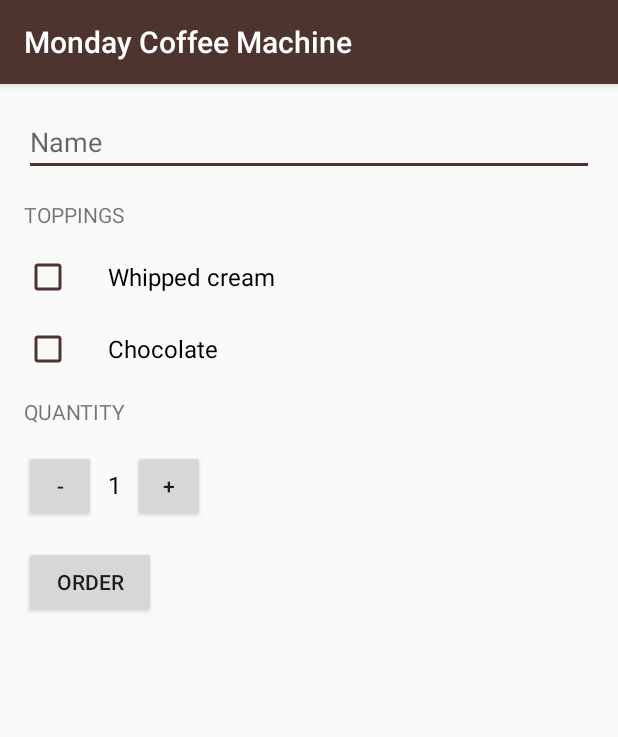
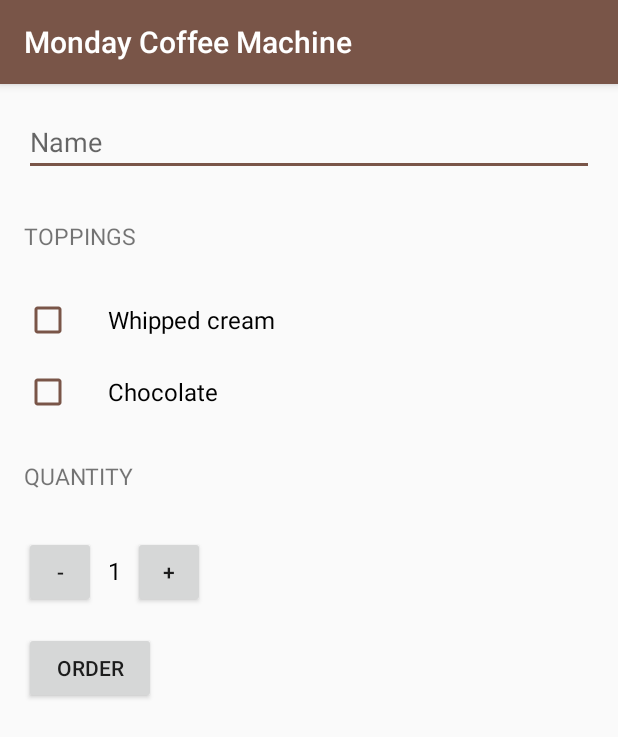
Before and after one commit to multiversetheorie/JustJavaNew, an Android app: the screen it shows after launch (MainActivity), on a phone screen of 412 x 824 dp. Shown: the top 737 px of the screen. Run offline under Robolectric (Android 15) with nearby library versions, the phone set to English and light mode, and no system bars.

Commit message:
Applied styles and changed theme.

```diff
--- a/app/src/main/res/layout/activity_main.xml
+++ b/app/src/main/res/layout/activity_main.xml
@@ -21,38 +21,22 @@
             android:inputType="textCapWords" />
 
         <TextView
-            android:layout_width="wrap_content"
-            android:layout_height="wrap_content"
-            android:layout_marginBottom="16dp"
-            android:text="@string/header_first"
-            android:textAllCaps="true" />
+            style="@style/ListHeaders"
+            android:text="@string/header_first" />
 
         <CheckBox
             android:id="@+id/whipped_cream_checkbox"
-            android:layout_width="wrap_content"
-            android:layout_height="wrap_content"
-            android:layout_marginBottom="16dp"
-            android:buttonTint="@color/colorPrimary"
-            android:paddingLeft="24dp"
-            android:text="@string/topping_first"
-            android:textSize="16sp" />
+            style="@style/CheckBoxStyle"
+            android:text="@string/topping_first" />
 
         <CheckBox
             android:id="@+id/chocolate_checkbox"
-            android:layout_width="wrap_content"
-            android:layout_height="wrap_content"
-            android:layout_marginBottom="16dp"
-            android:buttonTint="@color/colorPrimary"
-            android:paddingLeft="24dp"
-            android:text="@string/topping_second"
-            android:textSize="16sp" />
+            style="@style/CheckBoxStyle"
+            android:text="@string/topping_second" />
 
         <TextView
-            android:layout_width="wrap_content"
-            android:layout_height="wrap_content"
-            android:layout_marginBottom="16dp"
-            android:text="@string/header_second"
-            android:textAllCaps="true" />
+            style="@style/ListHeaders"
+            android:text="@string/header_second" />
 
         <LinearLayout
             android:layout_width="match_parent"
--- a/app/src/main/res/values/colors.xml
+++ b/app/src/main/res/values/colors.xml
@@ -1,6 +1,6 @@
 <?xml version="1.0" encoding="utf-8"?>
 <resources>
-    <color name="colorPrimary">#4E342E</color>
-    <color name="colorPrimaryDark">#3E2723</color>
+    <color name="colorPrimary">#795548</color>
+    <color name="colorPrimaryDark">#4b2c20</color>
     <color name="colorAccent">#BF360C</color>
 </resources>
--- a/app/src/main/res/values/styles.xml
+++ b/app/src/main/res/values/styles.xml
@@ -8,4 +8,24 @@
         <item name="colorAccent">@color/colorAccent</item>
     </style>
 
+    <!-- Style for Toppings checkboxes -->
+    <style name="CheckBoxStyle">
+        <item name="android:layout_width">wrap_content</item>
+        <item name="android:layout_height">wrap_content</item>
+        <item name="android:layout_marginBottom">16dp</item>
+        <item name="android:buttonTint">@color/colorPrimary</item>
+        <item name="android:paddingLeft">24dp</item>
+        <item name="android:textSize">16sp</item>
+    </style>
+
+    <!-- Style for Toppings and Quantity headers -->
+    <style name="ListHeaders">
+        <item name="android:layout_width">wrap_content</item>
+        <item name="android:layout_height">48dp</item>
+        <item name="android:layout_marginBottom">16dp</item>
+        <item name="android:textSize">15sp</item>
+        <item name="android:textAllCaps">true</item>
+        <item name="android:gravity">center_vertical</item>
+    </style>
+
 </resources>
```
